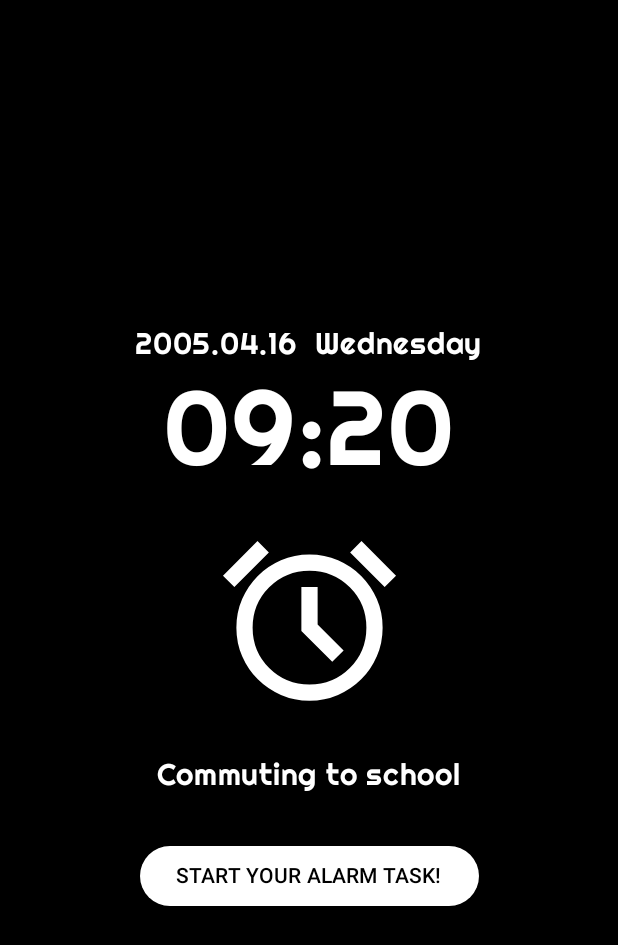
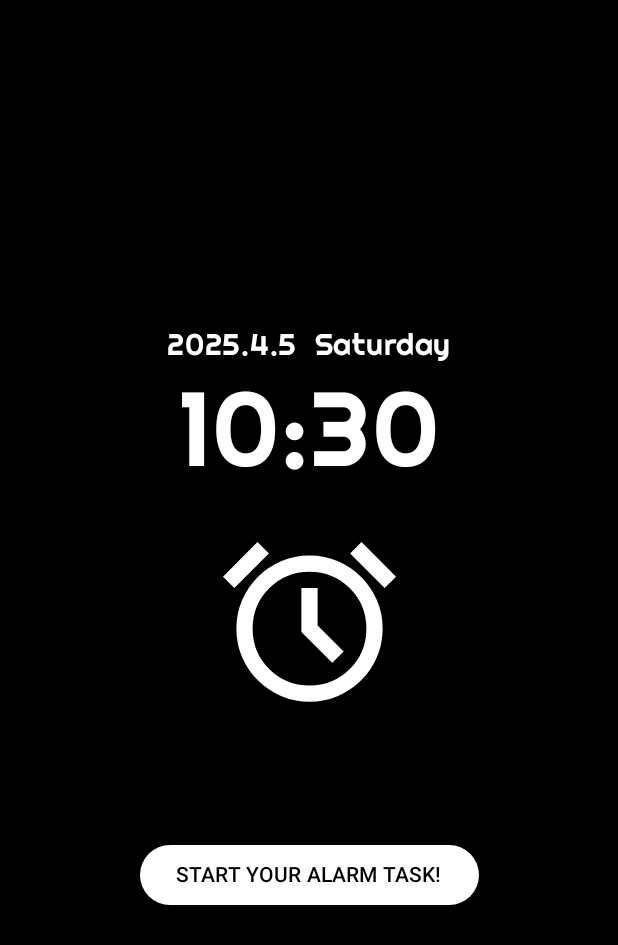
Before and after one commit to MayaCHEN-github/AlarmNest, an Android app built with Jetpack Compose: the AlarmScreen screen opened through its navigation route, on a phone screen of 412 x 824 dp. Shown: the top 945 px of the screen. Run offline under Robolectric (Android 15) with nearby library versions, the phone set to English and light mode, and no system bars; our stand-ins replace Room's generated code.

Commit message:
Add：Alarm

```diff
--- a/app/src/main/java/edu/cuhk/csci3310/csci3310project/MainActivity.kt
+++ b/app/src/main/java/edu/cuhk/csci3310/csci3310project/MainActivity.kt
@@ -15,6 +15,8 @@ import androidx.compose.material3.Button
 import androidx.compose.material3.Scaffold
 import androidx.compose.material3.Text
 import androidx.compose.runtime.*
+import androidx.compose.runtime.getValue
+import androidx.compose.runtime.setValue
 import androidx.compose.ui.Modifier
 import androidx.compose.ui.unit.dp
 import androidx.lifecycle.viewmodel.compose.viewModel
@@ -26,6 +28,8 @@ import androidx.navigation.compose.rememberNavController
 import edu.cuhk.csci3310.csci3310project.alarm.AlarmPermission
 import edu.cuhk.csci3310.csci3310project.alarm.AlarmReceiver
 import edu.cuhk.csci3310.csci3310project.alarm.AlarmTest
+import edu.cuhk.csci3310.csci3310project.alarm.storage.Alarm
+import edu.cuhk.csci3310.csci3310project.alarm.storage.AlarmDatabaseFacade
 import edu.cuhk.csci3310.csci3310project.screen.AlarmOffScreen
 import edu.cuhk.csci3310.csci3310project.screen.AlarmScreen
 import edu.cuhk.csci3310.csci3310project.screen.ClockListScreen
@@ -116,7 +120,17 @@ class MainActivity : ComponentActivity() {
                         TestScreen(activity = this@MainActivity)
                     }
                     composable("alarm_screen") {
+                        val alarmId = intent?.getLongExtra("alarm_id", -1) ?: -1
+                        var alarm by remember { mutableStateOf<Alarm?>(null) }
+
+                        LaunchedEffect(alarmId) {
+                            if (alarmId != -1L) {
+                                alarm = AlarmDatabaseFacade.getAlarmById(this@MainActivity, alarmId)
+                            }
+                        }
+
                         AlarmScreen(
+                            alarm = alarm,
                             onStartTask = {
                                 stopAlarm()
                                 navController.navigate("clock_list_screen") {
--- a/app/src/main/java/edu/cuhk/csci3310/csci3310project/alarm/AlarmReceiver.kt
+++ b/app/src/main/java/edu/cuhk/csci3310/csci3310project/alarm/AlarmReceiver.kt
@@ -91,6 +91,7 @@ class AlarmReceiver : BroadcastReceiver() {
             val serviceIntent = Intent(context, AlarmService::class.java).apply {
                 putExtra("alarm_id", alarmId)
                 putExtra("alarm_label", alarmLabel)
+                putExtra("send_broadcast", true)
             }
 
             context.startForegroundService(serviceIntent)
--- a/app/src/main/java/edu/cuhk/csci3310/csci3310project/screen/AlarmScreen.kt
+++ b/app/src/main/java/edu/cuhk/csci3310/csci3310project/screen/AlarmScreen.kt
@@ -20,10 +20,13 @@ import androidx.compose.ui.tooling.preview.Preview
 import androidx.compose.ui.unit.dp
 import androidx.compose.ui.unit.sp
 import edu.cuhk.csci3310.csci3310project.R
+import edu.cuhk.csci3310.csci3310project.alarm.storage.Alarm
 import edu.cuhk.csci3310.csci3310project.ui.theme.CSCI3310ProjectTheme
+import java.util.*
 
 @Composable
 fun AlarmScreen(
+    alarm: Alarm? = null,
     onStartTask: () -> Unit = {}
 ){
     CSCI3310ProjectTheme {
@@ -35,11 +38,22 @@ fun AlarmScreen(
                 horizontalAlignment = Alignment.CenterHorizontally,
                 verticalArrangement = androidx.compose.foundation.layout.Arrangement.Center
             ) {
-                var date = "2005.04.16"
-                var dayInWeek = "Wednesday"
-                var time = "09:20"
-                var memo = "Commuting to school"
-
+                val calendar = Calendar.getInstance()
+                val date = "${calendar.get(Calendar.YEAR)}.${calendar.get(Calendar.MONTH) + 1}.${calendar.get(Calendar.DAY_OF_MONTH)}"
+                val dayInWeek = when(calendar.get(Calendar.DAY_OF_WEEK)) {
+                    Calendar.MONDAY -> "Monday"
+                    Calendar.TUESDAY -> "Tuesday"
+                    Calendar.WEDNESDAY -> "Wednesday"
+                    Calendar.THURSDAY -> "Thursday"
+                    Calendar.FRIDAY -> "Friday"
+                    Calendar.SATURDAY -> "Saturday"
+                    Calendar.SUNDAY -> "Sunday"
+                    else -> ""
+                }
+                val time = alarm?.let {
+                    String.format("%02d:%02d", it.hour, it.minute)
+                } ?: String.format("%02d:%02d", calendar.get(Calendar.HOUR_OF_DAY), calendar.get(Calendar.MINUTE))
+                val memo = alarm?.label ?: ""
 
                 Text(
                     text = "$date  $dayInWeek",
```
Also changed, not shown: app/src/main/java/edu/cuhk/csci3310/csci3310project/alarm/AlarmService.kt (+7 -1 lines).
